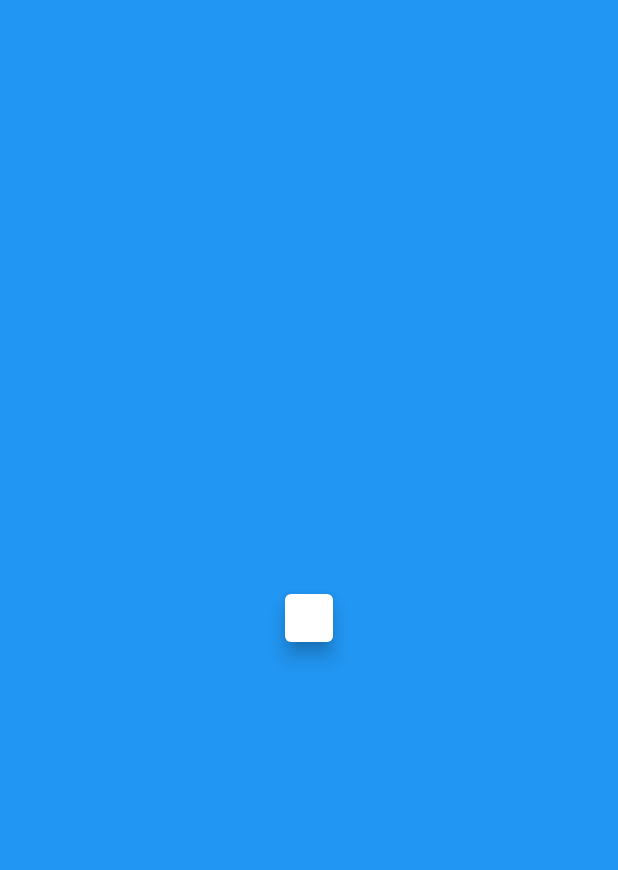
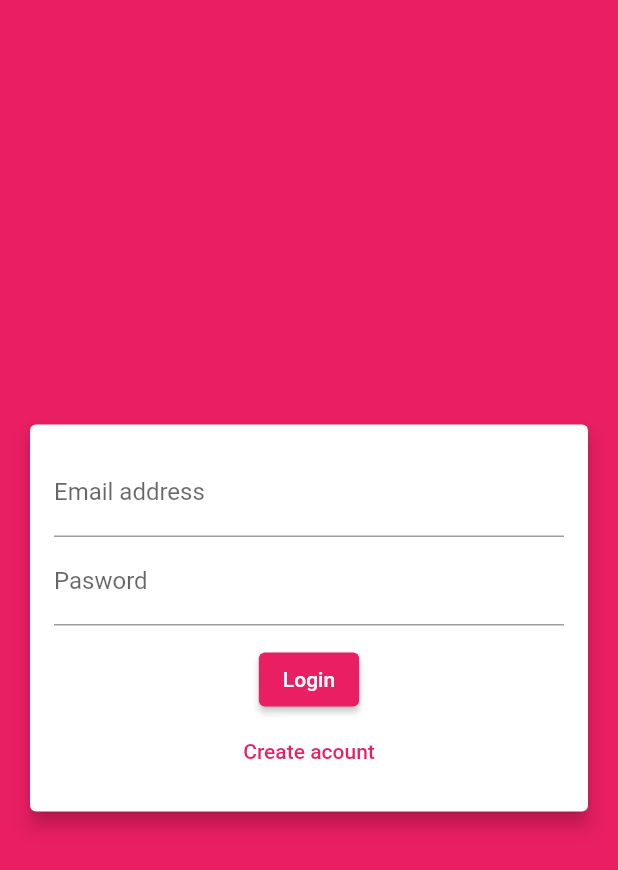
Before and after one commit to manh1707/Simple-chat-app, a Flutter app: the AuthScreen screen opened directly, on a phone screen of 412 x 824 dp. Shown: the top 870 px of the screen. Run offline on Flutter 3.47's test engine with Material 2 defaults, Android fonts, the phone set to English and light mode, and no system bars; our stand-ins replace cloud_firestore, firebase_core; accounts and stored records are empty.

Commit message:
create authentication screen

```diff
--- a/lib/screens/auth_screen.dart
+++ b/lib/screens/auth_screen.dart
@@ -1,8 +1,7 @@
+import 'package:chat_app/widgets/auth_form.dart';
 import 'package:flutter/material.dart';
 
 class AuthScreen extends StatefulWidget {
-  const AuthScreen({Key? key}) : super(key: key);
-
   @override
   _AuthScreenState createState() => _AuthScreenState();
 }
@@ -12,17 +11,7 @@ class _AuthScreenState extends State<AuthScreen> {
   Widget build(BuildContext context) {
     return Scaffold(
       backgroundColor: Theme.of(context).primaryColor,
-      body: Center(
-        child: Card(
-          elevation: 5,
-          margin: EdgeInsets.all(20),
-          child: SingleChildScrollView(
-            child: Padding(
-              padding: EdgeInsets.all(16),
-            ),
-          ),
-        ),
-      ),
+      body: AuthForm(),
     );
   }
 }
--- /dev/null
+++ b/lib/widgets/auth_form.dart
@@ -0,0 +1,109 @@
+// ignore_for_file: unused_field
+
+import 'package:flutter/material.dart';
+
+class AuthForm extends StatefulWidget {
+  @override
+  _AuthFormState createState() => _AuthFormState();
+}
+
+class _AuthFormState extends State<AuthForm> {
+  final _formKey = GlobalKey<FormState>();
+  var _isLogin = true;
+  String _userEmail = '';
+  String _userName = '';
+  String _userPassword = '';
+  void _trySubmit() {
+    final isValid = _formKey.currentState!.validate();
+    FocusScope.of(context).unfocus();
+    if (isValid) {
+      _formKey.currentState!.save();
+    }
+  }
+
+  @override
+  Widget build(BuildContext context) {
+    return Scaffold(
+      backgroundColor: Theme.of(context).primaryColor,
+      body: Center(
+        child: Card(
+          elevation: 5,
+          margin: const EdgeInsets.all(20),
+          child: SingleChildScrollView(
+            child: Padding(
+              padding: const EdgeInsets.all(16),
+              child: Form(
+                child: Column(
+                  mainAxisSize: MainAxisSize.min,
+                  children: [
+                    TextFormField(
+                      key: const ValueKey('email'),
+                      validator: (value) {
+                        if (value!.isEmpty || !value.contains('@')) {
+                          return 'Please enter a valid email';
+                        }
+                        return null;
+                      },
+                      keyboardType: TextInputType.emailAddress,
+                      decoration:
+                          const InputDecoration(labelText: 'Email address'),
+                      onSaved: (value) {
+                        _userEmail = value!;
+                      },
+                    ),
+                    if (!_isLogin)
+                      TextFormField(
+                        key: ValueKey('name'),
+                        validator: (value) {
+                          if (value!.isEmpty || value.length < 4) {
+                            return 'user name must be at least 4 charactor';
+                          }
+                          return null;
+                        },
+                        onSaved: (value) {
+                          _userName = value!;
+                        },
+                        decoration:
+                            const InputDecoration(labelText: 'User name'),
+                      ),
+                    TextFormField(
+                      key: const ValueKey('password'),
+                      validator: (value) {
+                        if (value!.isEmpty || value.length < 7) {
+                          return 'Password must be at least 7 charactor';
+                        }
+                        return null;
+                      },
+                      decoration: const InputDecoration(labelText: 'Pasword'),
+                      obscureText: true,
+                      onSaved: (value) {
+                        _userPassword = value!;
+                      },
+                    ),
+                    const SizedBox(
+                      height: 12,
+                    ),
+                    ElevatedButton(
+                        onPressed: () {
+                          _trySubmit();
+                        },
+                        child: Text(_isLogin ? 'Login' : 'SignUp')),
+                    TextButton(
+                        onPressed: () {
+                          setState(() {
+                            _isLogin = !_isLogin;
+                          });
+                        },
+                        child: Text(_isLogin
+                            ? 'Create acount'
+                            : 'Have acount? Try to login'))
+                  ],
+                ),
+              ),
+            ),
+          ),
+        ),
+      ),
+    );
+  }
+}
```
Also changed, not shown: lib/main.dart (+11 -4 lines).
